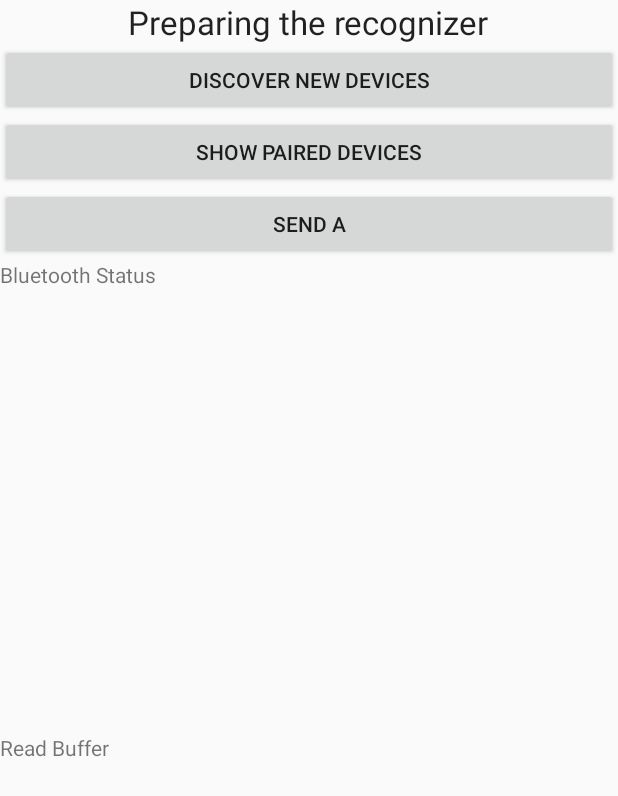
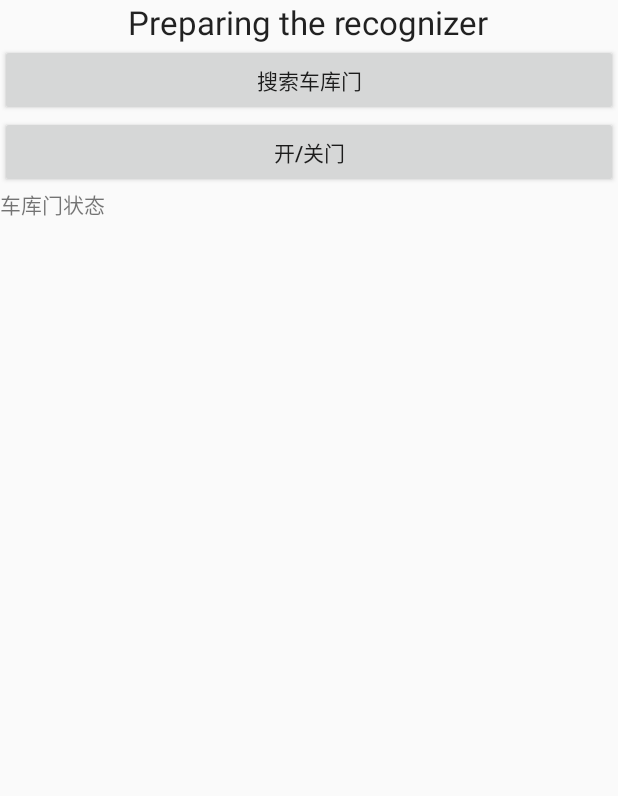
Before and after one commit to kintomiko/Lobo, an Android app: the screen it shows after launch (MainActivity), on a phone screen of 412 x 824 dp. Shown: the top 796 px of the screen. Run offline under Robolectric (Android 15) with nearby library versions, the phone set to English and light mode, and no system bars; libraries missing offline, so code that uses them is left out: edu.cmu.pocketsphinx; 2 statements that could not run were skipped.

Commit message:
add yeelight function

```diff
--- a/app/src/main/java/com/huanghuangnz/lobo/MainActivity.kt
+++ b/app/src/main/java/com/huanghuangnz/lobo/MainActivity.kt
@@ -2,20 +2,22 @@ package com.huanghuangnz.lobo
 
 import android.Manifest
 import android.app.Activity
+import android.content.Intent
 import android.content.pm.PackageManager
-import android.media.MediaPlayer
 import android.os.Bundle
 import android.os.Message
 import android.support.v4.app.ActivityCompat
 import android.support.v4.content.ContextCompat
 import android.widget.*
-import com.huanghuangnz.lobo.bluetooth.BluetoothAsyncManager
-import com.huanghuangnz.lobo.bluetooth.BluetoothEventListener
+import com.huanghuangnz.lobo.connectors.GarageDoorOpenerConnector
+import com.huanghuangnz.lobo.connectors.GarageDoorOpenerConnectListener
+import com.huanghuangnz.lobo.connectors.YeelightConnector
 import com.huanghuangnz.lobo.tts.VoiceSynthesizer
+import com.huanghuangnz.lobo.voicerecognization.Action
 import com.huanghuangnz.lobo.voicerecognization.CommandListener
 import com.huanghuangnz.lobo.voicerecognization.VoiceCommandManager
 import edu.cmu.pocketsphinx.Assets
-import java.io.File
+import java.util.*
 
 private const val PERMISSIONS_REQUEST_RECORD_AUDIO = 1
 
@@ -23,54 +25,60 @@ class MainActivity : Activity() {
 
     val TAG = this.javaClass.canonicalName
 
-    private fun media(file: File): MediaPlayer{
-        return MediaPlayer().let {
-            it.setDataSource(file.path)
-            it.prepare()
-            it
-        }
-    }
-
-
     //GUI components
     private lateinit var metTextHint: TextView
     private lateinit var mDevicesListView: ListView
     private lateinit var mDiscoverBtn: Button
-    private lateinit var mListPairedDevicesBtn: Button
     private lateinit var mSendA: Button
     private lateinit var mBluetoothStatus: TextView
-    private lateinit var mReadBuffer: TextView
+    private lateinit var mListView: ListView
 
     private val voiceSynthesizer = VoiceSynthesizer(this)
 
-    private val btConnectManager = BluetoothAsyncManager(this,
-            object: BluetoothEventListener{
+    private val yeelightConnector = YeelightConnector(this)
+
+    private val garageDoorOpenerConnector = GarageDoorOpenerConnector(this,
+            object : GarageDoorOpenerConnectListener {
                 override fun onConnectionFailed(msg: Message) {
                     mBluetoothStatus.text = "Connection Failed"
                 }
-
                 override fun onConnect(obj: Any) {
                     mBluetoothStatus.text = "Connected to Device: $obj"
                 }
+                override fun onReadMessage(readMessage: String) {
+                    mBluetoothStatus.text = "${mBluetoothStatus.text}readMessage"
+                }
+            }
+    )
 
-                override fun onReadMessage(readMessage: String) {
-                    mReadBuffer.text = readMessage
-                }
+    private val XIAOAI_PACKAGENAME = "com.miui.voiceassist"
 
-            }
+    private val START_XIAOAI_REQUEST_CODE: Int = Random().nextInt()
 
-    )
+    override fun onActivityResult(requestCode: Int, resultCode: Int, data: Intent?) {
+        super.onActivityResult(requestCode, resultCode, data)
+        if (requestCode == START_XIAOAI_REQUEST_CODE) {
+            voiceRecognizerListener.switchSearch(voiceRecognizerListener.kwSearch)
+        }
+    }
 
     private val voiceRecognizerListener = VoiceCommandManager(
             object: CommandListener{
-                override fun onWakeUp(assistant: String) {
-                    showToastMessage("现在是${assistant}为您服务")
+                override fun onWakeUp(assistant: Action) {
+                    voiceSynthesizer.speak("我在")
+                    val launchIntent = packageManager.getLaunchIntentForPackage(XIAOAI_PACKAGENAME)
+                    if (launchIntent != null) {
+                        startActivityForResult(launchIntent, START_XIAOAI_REQUEST_CODE)//null pointer check in case package name was not found
+                    }
                 }
 
-                override fun onActionConfirm(action: String) {
+                override fun onActionConfirm(action: Action) {
                     showToastMessage("正在执行：$action")
-                    if (action.contains("开门")) {
-                        btConnectManager.sendMessage("A")
+                    when {
+                        action.name.contains("开门") -> garageDoorOpenerConnector.sendMessage("A")
+                        action.name.contains("关门") -> garageDoorOpenerConnector.sendMessage("A")
+                        action.name.contains("开灯") -> yeelightConnector.turn(true)
+                        action.name.contains("关灯") -> yeelightConnector.turn(false)
                     }
                 }
 
@@ -82,10 +90,9 @@ class MainActivity : Activity() {
                     metTextHint.text = "failed to start voice recognizer"
                 }
 
-                override fun onAction(keyWord: String) {
-                    val msg = "请说出密码来确认执行: $keyWord"
-                    metTextHint.text = msg
-                    showToastMessage(msg)
+                override fun onPendingConfirm(keyWord: Action) {
+                    metTextHint.text = "请说出密码来确认执行: ${keyWord.name}"
+                    showToastMessage("暗号是？")
                 }
             }
     )
@@ -111,29 +118,35 @@ class MainActivity : Activity() {
         }
 
         voiceRecognizerListener.init(Assets(this).syncAssets())
-        btConnectManager.init()
+        garageDoorOpenerConnector.init()
         voiceSynthesizer.init()
 
         mDevicesListView = findViewById(R.id.devicesListView) as ListView
-        mDevicesListView.adapter = btConnectManager.mBTArrayAdapter // assign model to view
+        mDevicesListView.adapter = garageDoorOpenerConnector.mBTArrayAdapter // assign model to view
         mDevicesListView.onItemClickListener = mDeviceClickListener
         mBluetoothStatus = findViewById(R.id.bluetoothStatus) as TextView
         mDiscoverBtn = findViewById(R.id.discover) as Button
-        mListPairedDevicesBtn = findViewById(R.id.PairedBtn) as Button
-        mReadBuffer = findViewById(R.id.readBuffer) as TextView
         mSendA = findViewById(R.id.sendA) as Button
 
-        mDiscoverBtn.setOnClickListener({ v -> btConnectManager.discover(v) })
-
-        mListPairedDevicesBtn.setOnClickListener({ v -> btConnectManager.listPairedDevices(v) })
+        mDiscoverBtn.setOnClickListener({ v ->
+            garageDoorOpenerConnector.discover(v)
+            yeelightConnector.discover()
+        })
 
         mSendA.setOnClickListener({
-            btConnectManager.sendMessage("A")
+            garageDoorOpenerConnector.sendMessage("A")
         })
+
+        mListView = findViewById(R.id.lightList) as ListView
+        mListView.adapter = yeelightConnector.mAdapter
+
+        mListView.onItemClickListener = AdapterView.OnItemClickListener { parent, view, position, id ->
+            yeelightConnector.connect(yeelightConnector.mAdapter.getItem(position) as HashMap<String, String>)
+        }
     }
 
     private val mDeviceClickListener = AdapterView.OnItemClickListener { av, v, arg2, arg3 ->
-        if (!btConnectManager.enabled()) {
+        if (!garageDoorOpenerConnector.enabled()) {
             Toast.makeText(baseContext, "Bluetooth not on", Toast.LENGTH_SHORT).show()
             return@OnItemClickListener
         }
@@ -144,7 +157,7 @@ class MainActivity : Activity() {
         val address = info.substring(info.length - 17)
         val name = info.substring(0, info.length - 17)
 
-        btConnectManager.asyncConnect(address, name)
+        garageDoorOpenerConnector.asyncConnect(address, name)
 
     }
 
@@ -166,6 +179,8 @@ class MainActivity : Activity() {
     public override fun onDestroy() {
         super.onDestroy()
         voiceRecognizerListener.destroy()
+        yeelightConnector.destroy()
+        garageDoorOpenerConnector.destory()
     }
 
     /**
@@ -176,5 +191,4 @@ class MainActivity : Activity() {
         voiceSynthesizer.speak(message)
     }
 
-
 }
--- /dev/null
+++ b/app/src/main/java/com/huanghuangnz/lobo/connectors/Connector.kt
@@ -0,0 +1,11 @@
+package com.huanghuangnz.lobo.connectors
+
+interface DeviceConnector{
+
+    fun init()
+
+    fun turn(on: Boolean)
+
+    fun toggle()
+
+}
--- a/app/src/main/java/com/huanghuangnz/lobo/voicerecognization/VoiceCommandManager.kt
+++ b/app/src/main/java/com/huanghuangnz/lobo/voicerecognization/VoiceCommandManager.kt
@@ -8,18 +8,31 @@ import edu.cmu.pocketsphinx.SpeechRecognizerSetup
 import java.io.File
 import java.io.IOException
 
+data class Action(
+        val name: String,
+        val isAssistant: Boolean,
+        val isSecured: Boolean
+)
+
 class VoiceCommandManager constructor(val commandListener: CommandListener): edu.cmu.pocketsphinx.RecognitionListener{
 
     val TAG = this.javaClass.canonicalName
 
-    private val kwSearch = "keyWord"
-    private val sSearch = "secret"
+    val kwSearch = "keyWord"
+    val sSearch = "secret"
     private val secretPhrase = "嘛哩嘛哩哄"
-    private val acceptableActions = listOf("芝麻开灯", "土豆开门", "芝麻关门", "土豆关灯")
-    private val acceptableAssistant = listOf("小林小林", "小黄小黄", "林小曦")
+    private val actions = listOf(
+            Action("芝麻开灯", false, false),
+            Action("土豆开门", false, true),
+            Action("芝麻关门", false, true),
+            Action("土豆关灯", false, false),
+            Action("小林小林", true, false),
+            Action("小黄小黄", true, false),
+            Action("林小曦", true, false)
+    )
+    var inited = false
 
-
-    private lateinit var currentAction: String
+    private lateinit var currentAction: Action
     private lateinit var recognizer: SpeechRecognizer
 
     override fun onResult(hypothesis: Hypothesis?) {
@@ -37,24 +50,28 @@ class VoiceCommandManager constructor(val commandListener: CommandListener): edu
     private fun onHandleMatch(hypstr: String) {
         val keyWord = hypstr.split(" ")[0]
 
-        when {
-        // to kw search
-            secretPhrase == keyWord -> {
+        if (secretPhrase == keyWord && recognizer.searchName == sSearch) {
             commandListener.onActionConfirm(currentAction)
             switchSearch(kwSearch)
+            return
         }
         // to secret search
-            acceptableActions.contains(keyWord) -> {
-                currentAction = keyWord
-                commandListener.onAction(keyWord)
+        actions.find { it.name == keyWord }?.let {
+            when {
+                it.isAssistant -> {
+                    commandListener.onWakeUp(it)
+                    recognizer.stop()
+                }
+                it.isSecured -> {
+                    currentAction = it
+                    commandListener.onPendingConfirm(it)
                     switchSearch(sSearch)
                 }
-        // continue kw search
-            acceptableAssistant.contains(keyWord) -> {
-                commandListener.onWakeUp(keyWord)
-                switchSearch(kwSearch)
+                !it.isSecured -> {
+                    commandListener.onActionConfirm(it)
                 }
                 else -> switchSearch(kwSearch)
+            }
         }
 
     }
@@ -101,7 +118,7 @@ class VoiceCommandManager constructor(val commandListener: CommandListener): edu
         }
     }
 
-    private fun switchSearch(searchName: String) {
+    fun switchSearch(searchName: String) {
         recognizer.stop()
 
         if (kwSearch == searchName){
@@ -129,6 +146,7 @@ class VoiceCommandManager constructor(val commandListener: CommandListener): edu
 
         recognizer.addKeyphraseSearch(sSearch, secretPhrase)
 
+        inited = true
     }
 
     fun destroy() {
@@ -141,12 +159,14 @@ class VoiceCommandManager constructor(val commandListener: CommandListener): edu
 }
 
 interface CommandListener{
-    fun onAction(action: String)
 
-    fun onWakeUp(assistant: String)
+    fun onPendingConfirm(action: Action)
 
-    fun onActionConfirm(action: String)
+    fun onWakeUp(assistant: Action)
+
+    fun onActionConfirm(action: Action)
 
     fun onErrorSetup()
+
     fun onListening()
 }
--- a/app/src/main/res/layout/activity_main.xml
+++ b/app/src/main/res/layout/activity_main.xml
@@ -14,22 +14,21 @@
         android:textAppearance="?android:attr/textAppearanceLarge"
         android:typeface="sans" />
 
+    <LinearLayout
+        android:layout_width="match_parent"
+        android:layout_height="match_parent"
+        android:orientation="vertical">
+
         <Button
             android:layout_width="match_parent"
             android:layout_height="wrap_content"
-        android:text="Discover New Devices"
+            android:text="搜索车库门"
             android:id="@+id/discover" />
 
         <Button
             android:layout_width="match_parent"
             android:layout_height="wrap_content"
-        android:text="Show paired Devices"
-        android:id="@+id/PairedBtn"/>
-
-    <Button
-        android:layout_width="match_parent"
-        android:layout_height="wrap_content"
-        android:text="Send A"
+            android:text="开/关门"
             android:id="@+id/sendA"/>
 
         <ListView
@@ -40,21 +39,25 @@
 
         <TextView
             android:layout_width="wrap_content"
-        android:layout_height="0dp"
-        android:layout_weight="0.9"
-        android:text="Bluetooth Status"
+            android:layout_height="wrap_content"
+            android:text="车库门状态"
             android:id="@+id/bluetoothStatus"
             android:ellipsize="end"
             android:maxLines="1"/>
 
-    <TextView
+    </LinearLayout>
+
+    <LinearLayout
+        android:layout_width="match_parent"
+        android:layout_height="match_parent"
+        android:orientation="vertical">
+        <ListView
             android:layout_width="wrap_content"
             android:layout_height="wrap_content"
-        android:layout_weight="0.9"
-        android:ellipsize="end"
-        android:maxLines="1"
-        android:text="Read Buffer"
-        android:id="@+id/readBuffer"/>
+            android:id="@+id/lightList"
+            android:choiceMode="singleChoice" />
+
+    </LinearLayout>
 
 
 </LinearLayout>
--- a/voice_training/build.gradle
+++ b/voice_training/build.gradle
@@ -146,5 +146,10 @@ task updateAppModel(dependsOn: buildAdaptModel){
             from "tmp/mllr_matrix"
             into '../models/src/main/assets/sync'
         }
+
+        copy {
+            from "tmp/zh_broadcastnews_utf8.dic"
+            into '../models/src/main/assets/sync'
+        }
     }
 }
```
Also changed, not shown: app/src/main/java/com/huanghuangnz/lobo/connectors/GarageDoorOpenerConnector.kt (renamed from app/src/main/java/com/huanghuangnz/lobo/bluetooth/BluetoothAsyncManager.kt, +22 -8 lines), app/src/main/java/com/huanghuangnz/lobo/connectors/YeelightConnector.kt (added, +249 -0 lines), 2 other files. Lines whose indentation alone changed are shown as unchanged.
